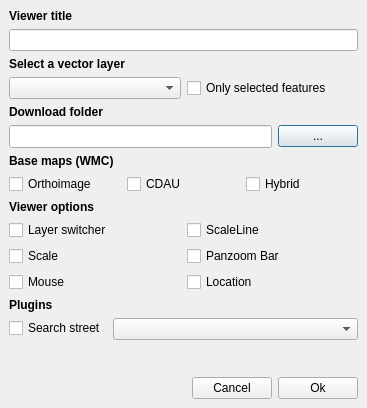
Before: the Qt Designer form qgis2mapea_dialog_base.ui in sigdeletras/qgis2mapea4, drawn with Qt 5.
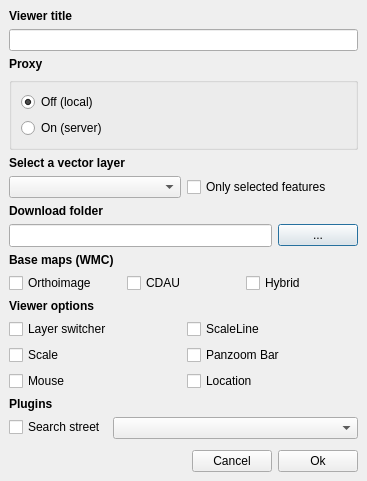
After: the same form once the commit is applied.

What changed in the file:
```diff
--- a/qgis2mapea_dialog_base.ui
+++ b/qgis2mapea_dialog_base.ui
@@ -8,7 +8,7 @@
     <x>0</x>
     <y>0</y>
     <width>367</width>
-    <height>408</height>
+    <height>481</height>
    </rect>
   </property>
   <property name="windowTitle">
@@ -31,6 +31,45 @@
    <item>
     <widget class="QLineEdit" name="lineEdit_title"/>
    </item>
+   <item>
+    <widget class="QLabel" name="label_3">
+     <property name="font">
+      <font>
+       <weight>75</weight>
+       <bold>true</bold>
+      </font>
+     </property>
+     <property name="text">
+      <string>Proxy</string>
+     </property>
+    </widget>
+   </item>
+   <item>
+    <widget class="QGroupBox" name="groupBox_proxy">
+     <property name="title">
+      <string/>
+     </property>
+     <layout class="QVBoxLayout" name="verticalLayout_2">
+      <item>
+       <widget class="QRadioButton" name="radioButton_off">
+        <property name="text">
+         <string>Off (local)</string>
+        </property>
+        <property name="checked">
+         <bool>true</bool>
+        </property>
+       </widget>
+      </item>
+      <item>
+       <widget class="QRadioButton" name="radioButton_on">
+        <property name="text">
+         <string>On (server)</string>
+        </property>
+       </widget>
+      </item>
+     </layout>
+    </widget>
+   </item>
    <item>
     <widget class="QLabel" name="label_select">
      <property name="font">
@@ -240,7 +279,7 @@
      <property name="sizeHint" stdset="0">
       <size>
        <width>20</width>
-       <height>33</height>
+       <height>40</height>
       </size>
      </property>
     </spacer>
```
